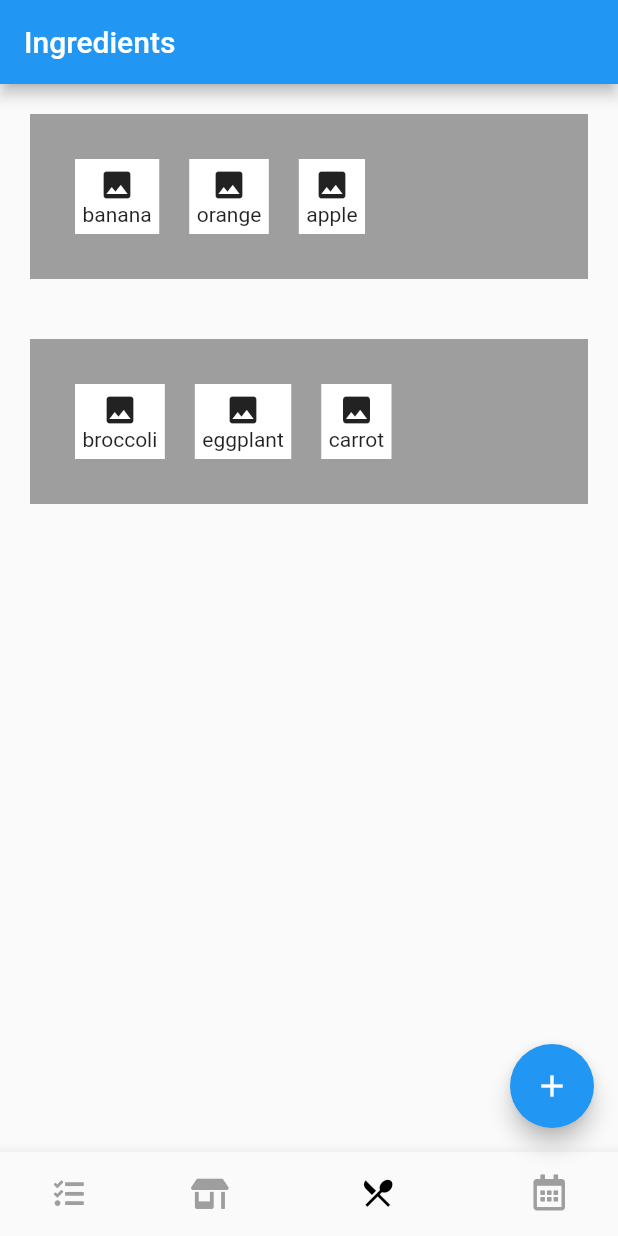
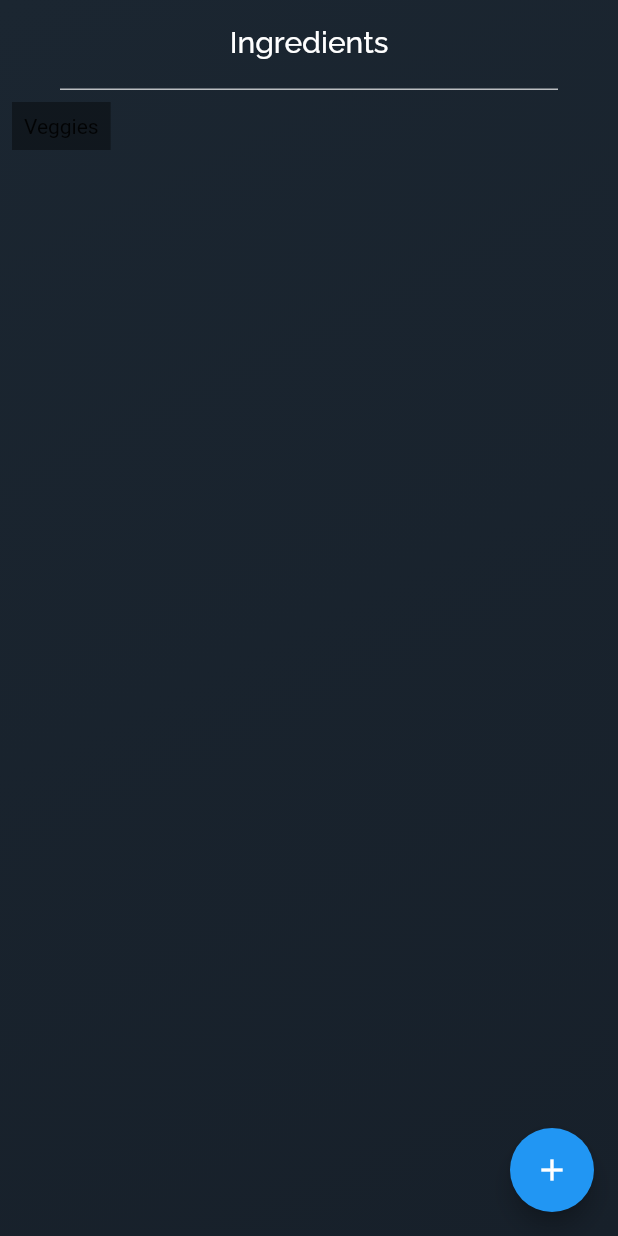
Before and after one commit to 3enedict/limelight, a Flutter app: the screen it shows after launch, on a phone screen of 412 x 824 dp. Run offline on Flutter 3.47's test engine with Material 2 defaults, Android fonts, the phone set to English and light mode, and no system bars; our stand-ins replace google_fonts.

Commit message:
Added better "theme"

```diff
--- a/lib/main.dart
+++ b/lib/main.dart
@@ -1,6 +1,5 @@
 import 'package:flutter/material.dart';
-
-import 'package:fluttericon/font_awesome5_icons.dart';
+import 'package:google_fonts/google_fonts.dart';
 
 void main() {
   runApp(const Limelight());
@@ -24,88 +23,47 @@ class IngredientsPage extends StatelessWidget {
 
   @override
   Widget build(BuildContext context) {
-    return Scaffold(
+    return Container(
+      decoration: const BoxDecoration(
+        gradient: LinearGradient(
+          colors: [
+            Color(0xFF1B2631),
+            Color(0xFF17202A),
+          ],
+          begin: Alignment.topLeft,
+          end: Alignment.bottomRight,
+        ),
+      ),
+      child: Scaffold(
+        backgroundColor: Colors.transparent,
         appBar: AppBar(
-          title: const Text("Ingredients"),
-        ),
-        bottomNavigationBar: BottomNavigationBar(
-          showSelectedLabels: false,
-          showUnselectedLabels: false,
-          selectedItemColor: Colors.black,
-          unselectedItemColor: Colors.grey,
-          currentIndex: 2,
-          items: const <BottomNavigationBarItem>[
-            BottomNavigationBarItem(
-              icon: Icon(FontAwesome5.tasks, size: 20),
-              label: 'To-buy',
+          title: Text(
+            "Ingredients",
+            textAlign: TextAlign.center,
+            style: GoogleFonts.raleway(),
+          ),
+          centerTitle: true,
+          backgroundColor: Colors.transparent,
+          elevation: 0,
+          bottom: PreferredSize(
+            preferredSize: const Size.fromHeight(4.0),
+            child: Container(
+              color: Colors.white70,
+              height: 1.0,
+              margin: const EdgeInsets.fromLTRB(40.0, 0.0, 40.0, 0.0),
             ),
-            BottomNavigationBarItem(
-              icon: Icon(FontAwesome5.store_alt, size: 20),
-              label: 'Ingredients',
-            ),
-            BottomNavigationBarItem(
-              icon: Icon(
-                Icons.restaurant_menu,
-              ),
-              label: 'Recipes',
-            ),
-            BottomNavigationBarItem(
-              icon: Icon(FontAwesome5.calendar_alt, size: 24),
-              label: 'Planner',
-            ),
-          ],
+          ),
         ),
         floatingActionButton: FloatingActionButton(
           child: const Icon(Icons.add),
           onPressed: () {},
         ),
-        body: Column(
-          children: const <Widget>[
-            IngredientSlider(items: {
-              'banana': Icon(Icons.image),
-              'orange': Icon(Icons.image),
-              'apple': Icon(Icons.image)
-            }),
-            IngredientSlider(items: {
-              'broccoli': Icon(Icons.image),
-              'eggplant': Icon(Icons.image),
-              'carrot': Icon(Icons.image)
-            }),
-          ],
-        ));
+        body: Container(
+            color: Colors.black38,
+            padding: const EdgeInsets.all(8.0),
+            margin: const EdgeInsets.all(8.0),
+            child: const Text("Veggies")),
+      ),
+    );
   }
 }
-
-class IngredientSlider extends StatelessWidget {
-  final Map<String, Icon> items;
-  const IngredientSlider({super.key, required this.items});
-
-  @override
-  Widget build(BuildContext context) {
-    List<Widget> ingredients = [];
-
-    for (final mapEntry in items.entries) {
-      final ingredientName = mapEntry.key;
-      final ingredientIcon = mapEntry.value;
-
-      ingredients.add(Flexible(
-        child: Container(
-            color: Colors.white,
-            padding: const EdgeInsets.all(5.0),
-            margin: const EdgeInsets.all(10.0),
-            child: Column(
-                children: <Widget>[ingredientIcon, Text(ingredientName)])),
-      ));
-    }
-
-    return Center(
-        child: Container(
-      color: Colors.grey,
-      padding: const EdgeInsets.all(20.0),
-      margin: const EdgeInsets.all(20.0),
-      child: Row(
-        children: ingredients,
-      ),
-    ));
-  }
-}
--- a/pubspec.yaml
+++ b/pubspec.yaml
@@ -10,6 +10,7 @@ dependencies:
   flutter:
     sdk: flutter
   fluttericon: ^2.0.0
+  google_fonts: ^3.0.1
 
 dev_dependencies:
   flutter_test:
```
Also changed, not shown: pubspec.lock, 1 other file.
